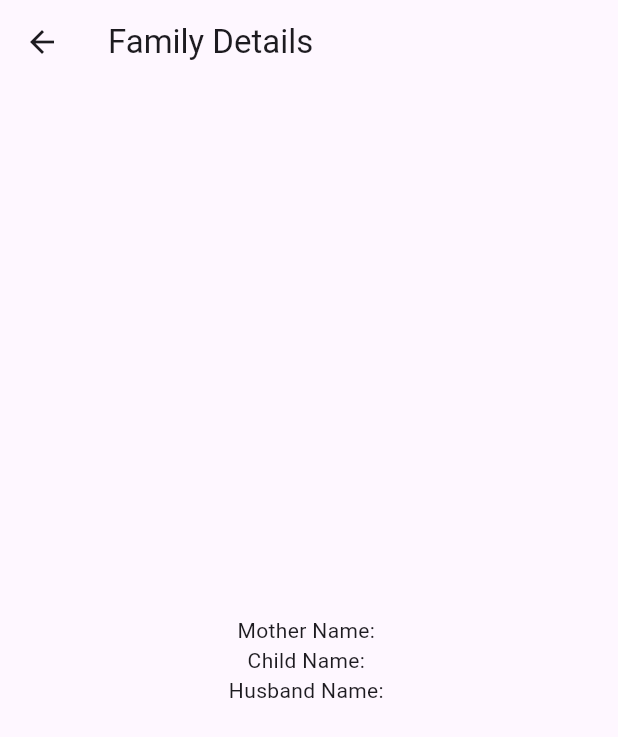
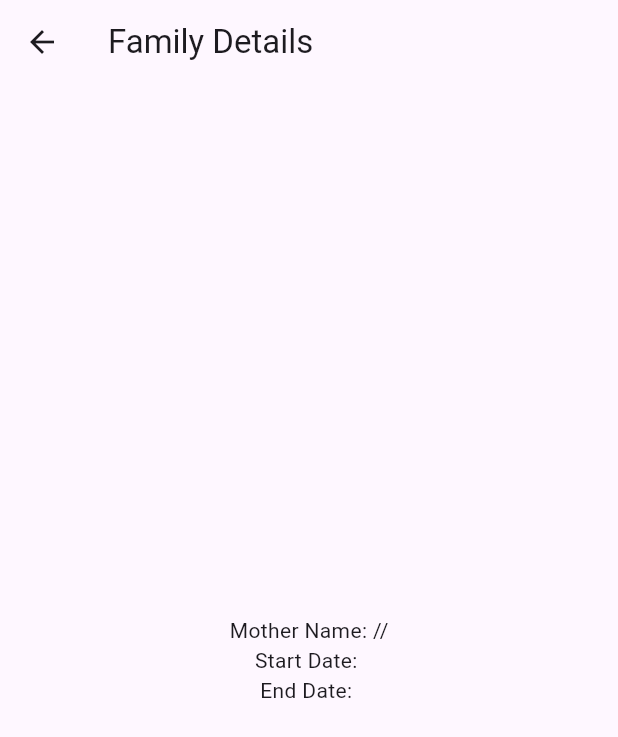
Before and after one commit to soumyajit-arko/btp-SurveyApp, a Flutter app: the FamilyDetailsPage screen opened directly with empty values, on a phone screen of 412 x 824 dp. Shown: the top 737 px of the screen. Run offline on Flutter 3.47's test engine with Material 3 defaults, Android fonts, the phone set to English and light mode, and no system bars; our stand-ins replace audioplayers, image_picker, sqflite; missing offline and left inert: dart:html, record; accounts and stored records are empty.

Commit message:
Changes made :
	- Changed the label names to b/s/c name

```diff
--- a/lib/backend/database_helper.dart
+++ b/lib/backend/database_helper.dart
@@ -341,7 +341,7 @@ class DatabaseHelper {
     final db = await database;
     print('halo');
     final result = await db.rawQuery('''
-    SELECT DISTINCT Subject.subject_id, Subject.SubjectName, Subject.ChildName, Subject.SpouseName
+    SELECT DISTINCT Subject.subject_id, Subject.SubjectName, Subject.ChildName, Subject.SpouseName, service_enrollment.start_date, service_enrollment.end_date
     FROM Subject
     INNER JOIN service_enrollment ON Subject.subject_id = service_enrollment.subject_id
     INNER JOIN survey_project ON service_enrollment.sid = survey_project.sid
--- a/lib/surveyor/family_details.dart
+++ b/lib/surveyor/family_details.dart
@@ -3,11 +3,14 @@ class FamilyDetails {
   final String subjectName;
   final String spouseName;
   final String childName;
-
+  final String? startDate;
+  final String? endDate;
   FamilyDetails({
     required this.subjectID,
     required this.subjectName,
     required this.spouseName,
     required this.childName,
+    this.startDate,
+    this.endDate,
   });
 }
--- a/lib/surveyor/subject_selection_survey.dart
+++ b/lib/surveyor/subject_selection_survey.dart
@@ -22,7 +22,6 @@ class FamilyDataTablePage extends StatefulWidget {
 class _FamilyDataTablePageState extends State<FamilyDataTablePage> {
   List<FamilyDetails> familyList = [];
   List<FamilyDetails> filteredList = [];
-
   TextEditingController searchController = TextEditingController();
   String selectedCategory = 'Beneficiary Name';
 
@@ -43,6 +42,7 @@ class _FamilyDataTablePageState extends State<FamilyDataTablePage> {
     }
 
     setState(() {
+      if (widget.nextPage == 'survey') {
         familyList = familyDetails
             .map(
               (family) => FamilyDetails(
@@ -50,10 +50,27 @@ class _FamilyDataTablePageState extends State<FamilyDataTablePage> {
                 subjectName: family['SubjectName'].toString(),
                 spouseName: family['SpouseName'].toString(),
                 childName: family['ChildName'].toString(),
+                startDate: family['start_date'].toString(),
+                endDate: family['end_date'].toString(),
               ),
             )
             .toList();
         filteredList = familyList;
+      } else {
+        familyList = familyDetails
+            .map(
+              (family) => FamilyDetails(
+                subjectID: family['subject_id'].toString(),
+                subjectName: family['SubjectName'].toString(),
+                spouseName: family['SpouseName'].toString(),
+                childName: family['ChildName'].toString(),
+                startDate: '',
+                endDate: '',
+              ),
+            )
+            .toList();
+        filteredList = familyList;
+      }
     });
   }
 
@@ -82,10 +99,13 @@ class _FamilyDataTablePageState extends State<FamilyDataTablePage> {
   Widget build(BuildContext context) {
     var dataTable = PaginatedDataTable(
       showCheckboxColumn: false,
-      columns: const <DataColumn>[
-        DataColumn(label: Text('Beneficiary Name')),
-        DataColumn(label: Text('Child Name')),
-        DataColumn(label: Text('Spouse Name')),
+
+      columns: <DataColumn>[
+        DataColumn(label: Text('Beneficiary Name/Spouse Name/Child Name')),
+        // DataColumn(label: Text('Child Name')),
+        // DataColumn(label: Text('Spouse Name')),
+        DataColumn(label: Text('Start Date')),
+        DataColumn(label: Text('End Date')),
       ],
       source: _FamilyDataSource(
         filteredList,
@@ -212,9 +232,11 @@ class FamilyDetailsPage extends StatelessWidget {
           child: Column(
             mainAxisAlignment: MainAxisAlignment.center,
             children: [
-              Text('Mother Name: ${family.subjectName}'),
-              Text('Child Name: ${family.childName}'),
-              Text('Husband Name: ${family.spouseName}'),
+              Text('Mother Name: ${family.subjectName}/${family.spouseName}/${family.childName}'),
+              // Text('Child Name: ${family.childName}'),
+              // Text('Husband Name: ${family.spouseName}'),
+              Text('Start Date: ${family.startDate}'),
+              Text('End Date: ${family.endDate}'),
             ],
           ),
         ),
@@ -237,9 +259,11 @@ class _FamilyDataSource extends DataTableSource {
     final family = _familyList[index];
     return DataRow(
       cells: [
-        DataCell(Text(family.subjectName)),
-        DataCell(Text(family.childName)),
-        DataCell(Text(family.spouseName)),
+        DataCell(Text("${family.subjectName}/${family.spouseName}/${family.childName}")),
+        // DataCell(Text(family.childName)),
+        // DataCell(Text(family.spouseName)),
+        DataCell(Text(family.startDate!)),
+        DataCell(Text(family.endDate!)),
       ],
       onSelectChanged: (isSelected) {
         if (isSelected != null && isSelected) {
```
Lines whose indentation alone changed are shown as unchanged.
